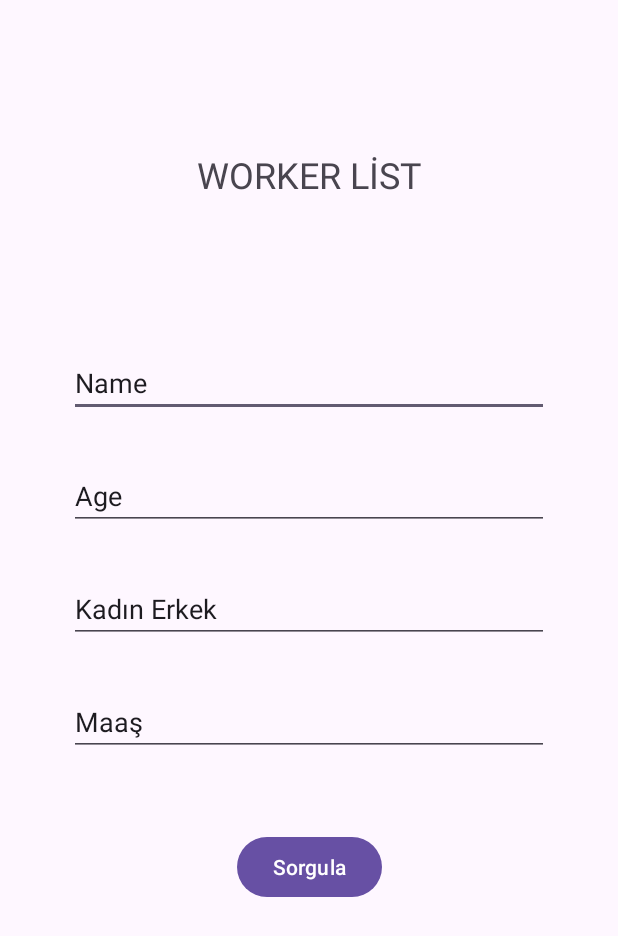
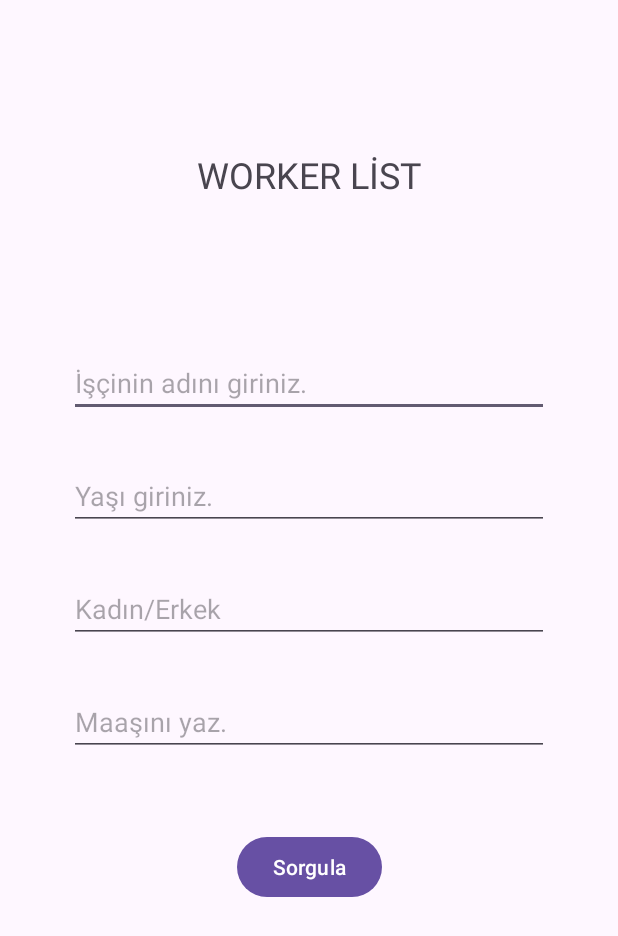
Before and after one commit to EmreMert2000/WorkerDatabase, an Android app: the layout activity_main.xml on its own in the app's theme, with its tools: preview values and no code run, on a phone screen of 412 x 824 dp. Shown: the top 936 px of the screen. Run offline under Robolectric (Android 15) with nearby library versions, the phone set to English and light mode, and no system bars.

```diff
--- a/app/src/main/AndroidManifest.xml
+++ b/app/src/main/AndroidManifest.xml
@@ -13,7 +13,7 @@
         android:theme="@style/Theme.RoomDatabaseIntroduction"
         tools:targetApi="31">
         <activity
-            android:name=".MainActivity"
+            android:name=".View.MainActivity"
             android:exported="true">
             <intent-filter>
                 <action android:name="android.intent.action.MAIN" />
--- a/app/src/main/res/layout/activity_main.xml
+++ b/app/src/main/res/layout/activity_main.xml
@@ -4,7 +4,7 @@
     xmlns:tools="http://schemas.android.com/tools"
     android:layout_width="match_parent"
     android:layout_height="match_parent"
-    tools:context=".MainActivity">
+    tools:context=".View.MainActivity">
 
     <EditText
         android:id="@+id/AddNameText"
@@ -14,7 +14,7 @@
         android:ems="15"
         android:hint="İşçinin adını giriniz."
         android:inputType="text"
-        android:text="Name"
+        android:text=""
         app:layout_constraintEnd_toEndOf="parent"
         app:layout_constraintStart_toStartOf="parent"
         app:layout_constraintTop_toBottomOf="@+id/WorkerList" />
@@ -25,8 +25,9 @@
         android:layout_height="wrap_content"
         android:layout_marginTop="30dp"
         android:ems="15"
+        android:hint="Yaşı giriniz."
         android:inputType="text"
-        android:text="Age"
+        android:text=""
         app:layout_constraintEnd_toEndOf="parent"
         app:layout_constraintStart_toStartOf="parent"
         app:layout_constraintTop_toBottomOf="@+id/AddNameText" />
@@ -60,7 +61,7 @@
         android:ems="15"
         android:hint="Kadın/Erkek"
         android:inputType="text"
-        android:text="Kadın Erkek"
+        android:text=""
         app:layout_constraintEnd_toEndOf="parent"
         app:layout_constraintStart_toStartOf="parent"
         app:layout_constraintTop_toBottomOf="@+id/AddAgeText" />
@@ -73,9 +74,20 @@
         android:ems="15"
         android:hint="Maaşını yaz."
         android:inputType="text"
-        android:text="Maaş"
+        android:text=""
         app:layout_constraintEnd_toEndOf="parent"
         app:layout_constraintStart_toStartOf="parent"
         app:layout_constraintTop_toBottomOf="@+id/AddKEText" />
 
+    <TextView
+        android:id="@+id/SorgulamaList"
+        android:layout_width="wrap_content"
+        android:layout_height="wrap_content"
+        android:layout_marginTop="40dp"
+        android:layout_marginBottom="50dp"
+        app:layout_constraintBottom_toBottomOf="parent"
+        app:layout_constraintEnd_toEndOf="parent"
+        app:layout_constraintStart_toStartOf="parent"
+        app:layout_constraintTop_toBottomOf="@+id/button" />
+
 </androidx.constraintlayout.widget.ConstraintLayout>
```
Also changed, not shown: app/build.gradle.kts (+5 -2 lines), app/src/main/java/com/example/roomdatabaseintroduction/MainActivity.kt (deleted, +0 -17 lines), app/src/main/java/com/example/roomdatabaseintroduction/Model/ConnectDb.kt (added, +19 -0 lines), app/src/main/java/com/example/roomdatabaseintroduction/Model/DaoInterface.kt (added, +17 -0 lines), app/src/main/java/com/example/roomdatabaseintroduction/Model/Database.kt (added, +11 -0 lines), app/src/main/java/com/example/roomdatabaseintroduction/Model/WorkerData.kt (added, +19 -0 lines), app/src/main/java/com/example/roomdatabaseintroduction/View/MainActivity.kt (added, +27 -0 lines).
